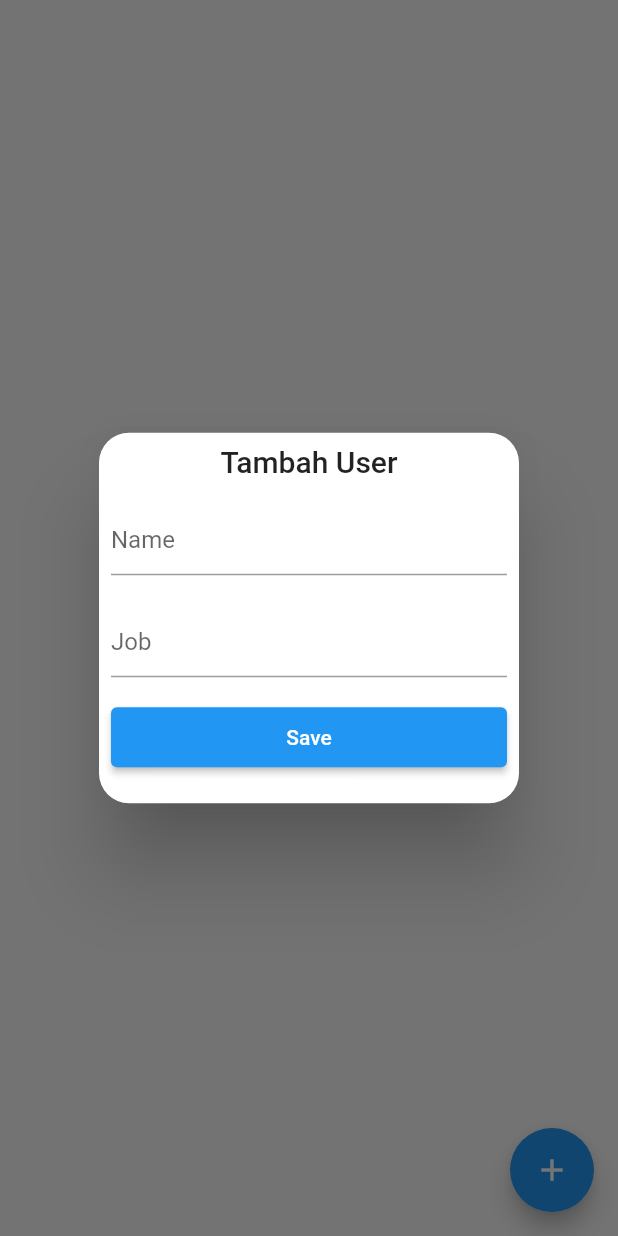
After one commit to yusupcr9/state_management, a Flutter app: the UserPage screen opened directly, after a tap on the "add" icon, on a phone screen of 412 x 824 dp. The commit adds this screen. Run offline on Flutter 3.47's test engine with Material 2 defaults, Android fonts, the phone set to English and light mode, and no system bars; our stand-ins replace bloc, dartz, dio, flutter_bloc, get, get_storage; accounts and stored records are empty.

Commit message:
GetX instalasi dan membuat FAB add new user

```diff
--- a/state_management/lib/presentation/app_widget.dart
+++ b/state_management/lib/presentation/app_widget.dart
@@ -1,4 +1,5 @@
 import 'package:flutter/material.dart';
+import 'package:get/get.dart';
 import 'package:state_management/presentation/splash_screen/splash_screen.dart';
 
 class AppWidget extends StatelessWidget {
@@ -7,7 +8,7 @@ class AppWidget extends StatelessWidget {
   // This widget is the root of your application.
   @override
   Widget build(BuildContext context) {
-    return MaterialApp(
+    return GetMaterialApp(
       title: 'Flutter Demo',
       theme: ThemeData(
         primarySwatch: Colors.blue,
--- a/state_management/lib/presentation/splash_screen/splash_screen.dart
+++ b/state_management/lib/presentation/splash_screen/splash_screen.dart
@@ -2,6 +2,7 @@ import 'package:flutter/material.dart';
 import 'package:flutter_bloc/flutter_bloc.dart';
 import 'package:state_management/application/auth/cubit/auth_cubit.dart';
 import 'package:state_management/presentation/sign_in/sign_in_page.dart';
+import 'package:state_management/presentation/user/user_page.dart';
 
 import '../home/home_page.dart';
 
@@ -22,7 +23,7 @@ class _SplashScreenState extends State<SplashScreen> {
           print(state.toString());
           if (state is AuthLoginSuccess) {
             Navigator.of(context)
-                .push(MaterialPageRoute(builder: (context) => HomePage()));
+                .push(MaterialPageRoute(builder: (context) => UserPage()));
           } else if (state is AuthError) {
             Navigator.of(context)
                 .push(MaterialPageRoute(builder: (context) => SignInPage()));
--- /dev/null
+++ b/state_management/lib/presentation/user/user_page.dart
@@ -0,0 +1,68 @@
+import 'package:flutter/material.dart';
+import 'package:get/get.dart';
+
+class UserPage extends StatefulWidget {
+  const UserPage({Key? key}) : super(key: key);
+
+  @override
+  State<UserPage> createState() => _UserPageState();
+}
+
+class _UserPageState extends State<UserPage> {
+  @override
+  Widget build(BuildContext context) {
+    return Scaffold(
+      floatingActionButton: FloatingActionButton(
+        onPressed: () {
+          Get.defaultDialog(title: 'Tambah User', content: AddUserDialog());
+        },
+        child: Icon(Icons.add),
+      ),
+    );
+  }
+}
+
+class AddUserDialog extends StatefulWidget {
+  const AddUserDialog({
+    Key? key,
+  }) : super(key: key);
+
+  @override
+  State<AddUserDialog> createState() => _AddUserDialogState();
+}
+
+class _AddUserDialogState extends State<AddUserDialog> {
+  final nameController = TextEditingController();
+  final jobController = TextEditingController();
+  @override
+  Widget build(BuildContext context) {
+    return Column(
+      children: [
+        TextField(
+          controller: nameController,
+          decoration: InputDecoration(hintText: "Name"),
+        ),
+        SizedBox(
+          height: 20,
+        ),
+        TextField(
+          controller: jobController,
+          decoration: InputDecoration(hintText: "Job"),
+        ),
+        SizedBox(
+          height: 20,
+        ),
+        Container(
+          width: double.infinity,
+          height: 40,
+          child: ElevatedButton(
+              onPressed: () {
+                print(nameController.text);
+                print(jobController.text);
+              },
+              child: Text("Save")),
+        )
+      ],
+    );
+  }
+}
--- a/state_management/pubspec.yaml
+++ b/state_management/pubspec.yaml
@@ -34,12 +34,14 @@ dependencies:
   flutter:
     sdk: flutter
   flutter_bloc: ^8.0.1
+  get: ^4.6.1
   get_storage: ^2.0.3
 
 dev_dependencies:
   flutter_lints: ^1.0.0
   flutter_test:
     sdk: flutter
+  json_serializable: ^6.1.5
 
 # For information on the generic Dart part of this file, see the
 # following page: https://dart.dev/tools/pub/pubspec
```
Also changed, not shown: state_management/pubspec.lock.
